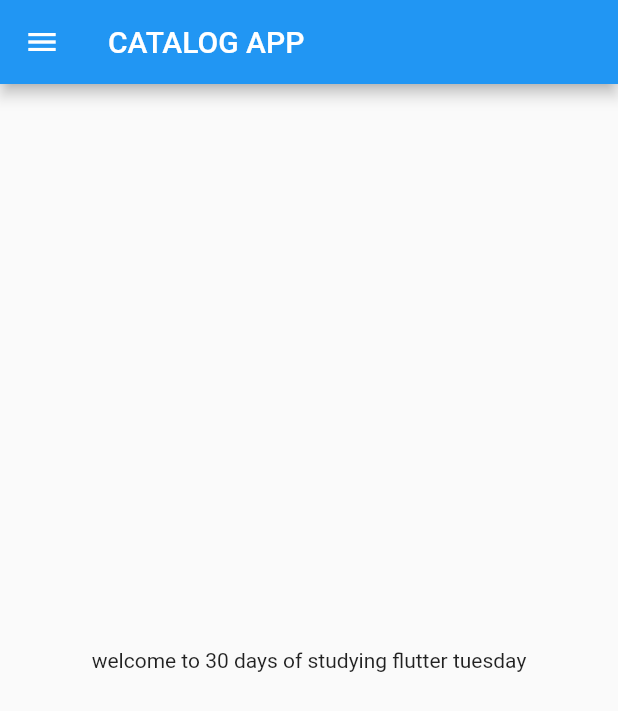
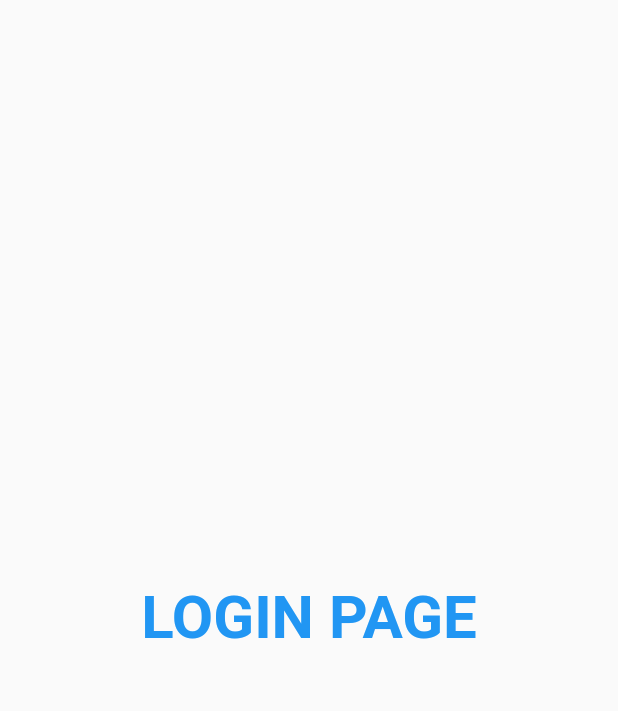
Before and after one commit to Eshan-Srivatava/30DaysOfFlutter, a Flutter app: the screen it shows after launch, on a phone screen of 412 x 824 dp. Shown: the top 711 px of the screen. Run offline on Flutter 3.47's test engine with Material 2 defaults, Android fonts, the phone set to English and light mode, and no system bars.

Commit message:
day 3 completed

```diff
--- a/lib/main.dart
+++ b/lib/main.dart
@@ -1,5 +1,7 @@
 import 'package:flutter/material.dart';
-import 'package:flutter_catalog/home_page.dart';
+import 'package:flutter_catalog/pages/home_page.dart';
+import 'package:flutter_catalog/pages/login_page.dart';
+import 'pages/home_page.dart';
 
 void main() {
   runApp(MyApp());
@@ -10,11 +12,17 @@ class MyApp extends StatelessWidget {
 
   @override
   Widget build(BuildContext context) {
-    int days=30;
-    String name="flutter";
-    var naam="tuesday";
     return MaterialApp(
-      home: HomePage(),
+      themeMode: ThemeMode.light,
+      theme: ThemeData(primarySwatch: Colors.deepPurple),
+      darkTheme: ThemeData(
+        brightness: Brightness.dark,
+      ),
+      routes: {
+        "/": (context) => LoginPage(),
+        "/home": (context) => LoginPage(),
+        "/login": (context) => LoginPage(),
+      },
     );
   }
 }
--- a/lib/home_page.dart
+++ b/lib/pages/home_page.dart
@@ -3,16 +3,16 @@ import 'package:flutter/material.dart';
 class HomePage extends StatelessWidget {
   final int days = 30;
   final String name = "flutter";
-  var naam = "tuesday";
+  var naam = "        C A T A L O G  A P P";
   @override
   Widget build(BuildContext context) {
     return Scaffold(
       appBar: AppBar(
-        title: Text("CATALOG APP"),
+        title: Text(naam),
       ),
       body: Center(
         child: Container(
-          child: Text("welcome to $days days of studying $name $naam"),
+          child: Text("welcome to $days days of studying "),
         ),
       ),
       drawer: Drawer(),
--- /dev/null
+++ b/lib/pages/login_page.dart
@@ -0,0 +1,22 @@
+import 'package:flutter/material.dart';
+
+class LoginPage extends StatelessWidget {
+  const LoginPage({Key? key}) : super(key: key);
+
+  @override
+  Widget build(BuildContext context) {
+    return const Material(
+      child: Center(
+        child: Text(
+          "LOGIN PAGE",
+          style: TextStyle(
+            fontSize: 20,
+            color: Colors.blue,
+            fontWeight: FontWeight.bold,
+          ),
+          textScaleFactor: 2.0,
+        ),
+      ),
+    );
+  }
+}
```
